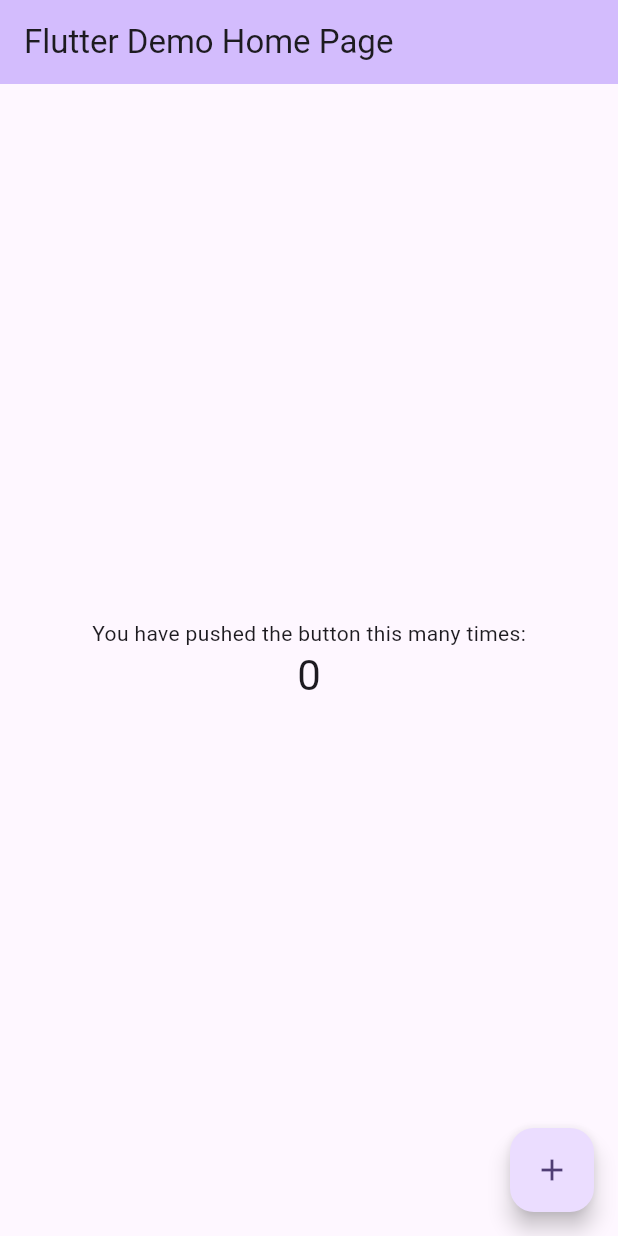
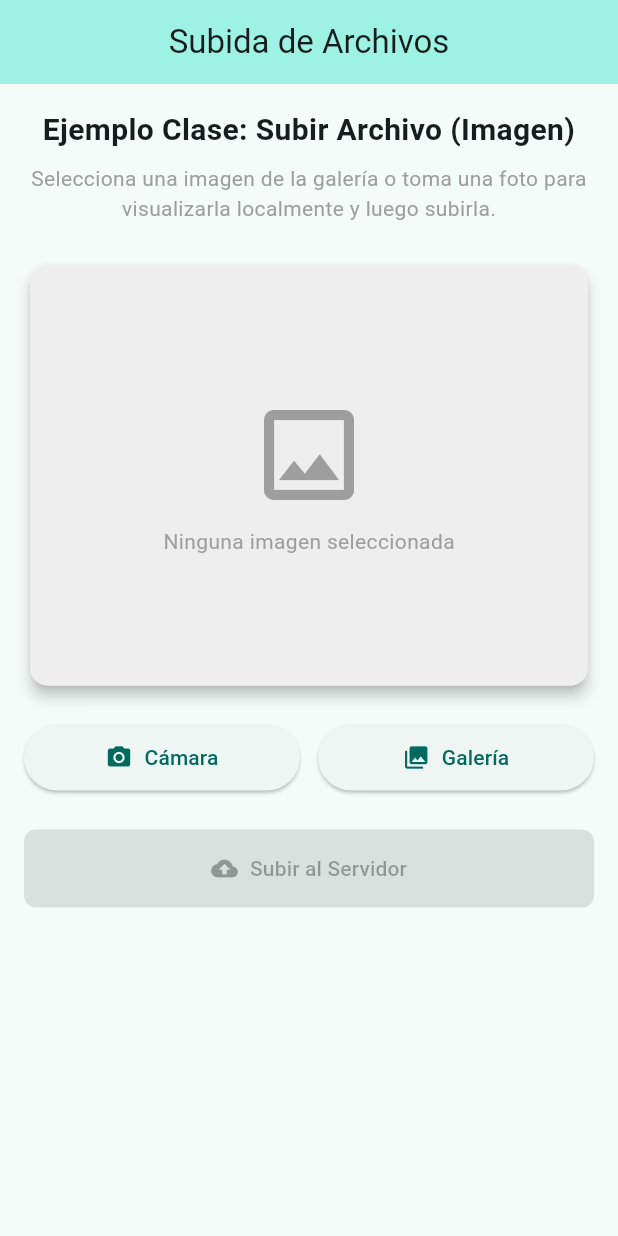
Before and after one commit to richardmijo/s11_20260410_archivos, a Flutter app: the screen it shows after launch, on a phone screen of 412 x 824 dp. Run offline on Flutter 3.47's test engine with Material 3 defaults, Android fonts, the phone set to English and light mode, and no system bars; our stand-ins replace image_picker.

Commit message:
App subir imagen

```diff
--- a/lib/main.dart
+++ b/lib/main.dart
@@ -1,4 +1,5 @@
 import 'package:flutter/material.dart';
+import 'screens/upload_screen.dart';
 
 void main() {
   runApp(const MyApp());
@@ -7,116 +8,19 @@ void main() {
 class MyApp extends StatelessWidget {
   const MyApp({super.key});
 
-  // This widget is the root of your application.
   @override
   Widget build(BuildContext context) {
     return MaterialApp(
-      title: 'Flutter Demo',
+      title: 'Ejemplo de Archivos en Flutter',
+      debugShowCheckedModeBanner: false,
       theme: ThemeData(
-        // This is the theme of your application.
-        //
-        // TRY THIS: Try running your application with "flutter run". You'll see
-        // the application has a purple toolbar. Then, without quitting the app,
-        // try changing the seedColor in the colorScheme below to Colors.green
-        // and then invoke "hot reload" (save your changes or press the "hot
-        // reload" button in a Flutter-supported IDE, or press "r" if you used
-        // the command line to start the app).
-        //
-        // Notice that the counter didn't reset back to zero; the application
-        // state is not lost during the reload. To reset the state, use hot
-        // restart instead.
-        //
-        // This works for code too, not just values: Most code changes can be
-        // tested with just a hot reload.
-        colorScheme: .fromSeed(seedColor: Colors.deepPurple),
+        colorScheme: ColorScheme.fromSeed(
+          seedColor: Colors.teal,
+          brightness: Brightness.light,
+        ),
+        useMaterial3: true,
       ),
-      home: const MyHomePage(title: 'Flutter Demo Home Page'),
+      home: const UploadScreen(),
     );
   }
 }
-
-class MyHomePage extends StatefulWidget {
-  const MyHomePage({super.key, required this.title});
-
-  // This widget is the home page of your application. It is stateful, meaning
-  // that it has a State object (defined below) that contains fields that affect
-  // how it looks.
-
-  // This class is the configuration for the state. It holds the values (in this
-  // case the title) provided by the parent (in this case the App widget) and
-  // used by the build method of the State. Fields in a Widget subclass are
-  // always marked "final".
-
-  final String title;
-
-  @override
-  State<MyHomePage> createState() => _MyHomePageState();
-}
-
-class _MyHomePageState extends State<MyHomePage> {
-  int _counter = 0;
-
-  void _incrementCounter() {
-    setState(() {
-      // This call to setState tells the Flutter framework that something has
-      // changed in this State, which causes it to rerun the build method below
-      // so that the display can reflect the updated values. If we changed
-      // _counter without calling setState(), then the build method would not be
-      // called again, and so nothing would appear to happen.
-      _counter++;
-    });
-  }
-
-  @override
-  Widget build(BuildContext context) {
-    // This method is rerun every time setState is called, for instance as done
-    // by the _incrementCounter method above.
-    //
-    // The Flutter framework has been optimized to make rerunning build methods
-    // fast, so that you can just rebuild anything that needs updating rather
-    // than having to individually change instances of widgets.
-    return Scaffold(
-      appBar: AppBar(
-        // TRY THIS: Try changing the color here to a specific color (to
-        // Colors.amber, perhaps?) and trigger a hot reload to see the AppBar
-        // change color while the other colors stay the same.
-        backgroundColor: Theme.of(context).colorScheme.inversePrimary,
-        // Here we take the value from the MyHomePage object that was created by
-        // the App.build method, and use it to set our appbar title.
-        title: Text(widget.title),
-      ),
-      body: Center(
-        // Center is a layout widget. It takes a single child and positions it
-        // in the middle of the parent.
-        child: Column(
-          // Column is also a layout widget. It takes a list of children and
-          // arranges them vertically. By default, it sizes itself to fit its
-          // children horizontally, and tries to be as tall as its parent.
-          //
-          // Column has various properties to control how it sizes itself and
-          // how it positions its children. Here we use mainAxisAlignment to
-          // center the children vertically; the main axis here is the vertical
-          // axis because Columns are vertical (the cross axis would be
-          // horizontal).
-          //
-          // TRY THIS: Invoke "debug painting" (choose the "Toggle Debug Paint"
-          // action in the IDE, or press "p" in the console), to see the
-          // wireframe for each widget.
-          mainAxisAlignment: .center,
-          children: [
-            const Text('You have pushed the button this many times:'),
-            Text(
-              '$_counter',
-              style: Theme.of(context).textTheme.headlineMedium,
-            ),
-          ],
-        ),
-      ),
-      floatingActionButton: FloatingActionButton(
-        onPressed: _incrementCounter,
-        tooltip: 'Increment',
-        child: const Icon(Icons.add),
-      ),
-    );
-  }
-}
--- /dev/null
+++ b/lib/screens/upload_screen.dart
@@ -0,0 +1,362 @@
+import 'dart:convert';
+import 'dart:io';
+import 'package:flutter/material.dart';
+import 'package:image_picker/image_picker.dart';
+import '../services/upload_service.dart';
+
+class UploadScreen extends StatefulWidget {
+  const UploadScreen({super.key});
+
+  @override
+  State<UploadScreen> createState() => _UploadScreenState();
+}
+
+class _UploadScreenState extends State<UploadScreen> {
+  // Instancias del selector de imágenes y del servicio de subida
+  final ImagePicker _picker = ImagePicker();
+  final UploadService _uploadService = UploadService();
+
+  // Variables de estado
+  XFile? _selectedImage;
+  bool _isUploading = false;
+  Map<String, dynamic>? _serverResponse;
+  String? _uploadedImageUrl;
+
+  /// Método para seleccionar una imagen (cámara o galería)
+  Future<void> _pickImage(ImageSource source) async {
+    try {
+      final XFile? image = await _picker.pickImage(
+        source: source,
+        imageQuality: 85, // Optimización de tamaño de imagen
+      );
+
+      if (image != null) {
+        setState(() {
+          _selectedImage = image;
+          _serverResponse = null; // Limpiar respuesta previa
+          _uploadedImageUrl = null; // Limpiar URL previa al cambiar imagen
+        });
+
+        ScaffoldMessenger.of(context).showSnackBar(
+          const SnackBar(
+            content: Text('Imagen seleccionada con éxito'),
+            backgroundColor: Colors.green,
+          ),
+        );
+      }
+    } catch (e) {
+      print('Error al seleccionar imagen: $e');
+      ScaffoldMessenger.of(context).showSnackBar(
+        SnackBar(
+          content: Text('Error al seleccionar la imagen: $e'),
+          backgroundColor: Colors.red,
+        ),
+      );
+    }
+  }
+
+  /// Método para subir la imagen seleccionada al servidor
+  Future<void> _uploadImage() async {
+    if (_selectedImage == null) return;
+
+    setState(() {
+      _isUploading = true;
+      _serverResponse = null;
+    });
+
+    final response = await _uploadService.uploadImage(_selectedImage!.path);
+
+    setState(() {
+      _isUploading = false;
+      _serverResponse = response;
+      if (response != null) {
+        // Obtenemos la URL devuelta por el servidor (o simulamos una de Lorem Picsum si no existe la llave)
+        _uploadedImageUrl = response['url'] ?? response['location'] ?? 'https://picsum.photos/id/237/800/600';
+      }
+    });
+
+    if (response != null) {
+      ScaffoldMessenger.of(context).showSnackBar(
+        const SnackBar(
+          content: Text('¡Archivo subido exitosamente al servidor!'),
+          backgroundColor: Colors.green,
+        ),
+      );
+    } else {
+      ScaffoldMessenger.of(context).showSnackBar(
+        const SnackBar(
+          content: Text('Error al subir el archivo al servidor'),
+          backgroundColor: Colors.red,
+        ),
+      );
+    }
+  }
+
+  @override
+  Widget build(BuildContext context) {
+    return Scaffold(
+      appBar: AppBar(
+        title: const Text('Subida de Archivos'),
+        centerTitle: true,
+        backgroundColor: Theme.of(context).colorScheme.primaryContainer,
+      ),
+      body: SingleChildScrollView(
+        padding: const EdgeInsets.all(16.0),
+        child: Column(
+          crossAxisAlignment: CrossAxisAlignment.stretch,
+          children: [
+            // 1. Cabecera explicativa para clase
+            const Text(
+              'Ejemplo Clase: Subir Archivo (Imagen)',
+              style: TextStyle(
+                fontSize: 20,
+                fontWeight: FontWeight.bold,
+              ),
+              textAlign: TextAlign.center,
+            ),
+            const SizedBox(height: 8),
+            const Text(
+              'Selecciona una imagen de la galería o toma una foto para visualizarla localmente y luego subirla.',
+              style: TextStyle(color: Colors.grey),
+              textAlign: TextAlign.center,
+            ),
+            const SizedBox(height: 24),
+
+            // 2. Área de previsualización de la imagen
+            Card(
+              elevation: 4,
+              shape: RoundedRectangleBorder(
+                borderRadius: BorderRadius.circular(12),
+              ),
+              child: Container(
+                height: 280,
+                decoration: BoxDecoration(
+                  color: Colors.grey[200],
+                  borderRadius: BorderRadius.circular(12),
+                ),
+                child: _uploadedImageUrl != null
+                    ? Stack(
+                        children: [
+                          ClipRRect(
+                            borderRadius: BorderRadius.circular(12),
+                            child: Image.network(
+                              _uploadedImageUrl!,
+                              fit: BoxFit.cover,
+                              width: double.infinity,
+                              height: double.infinity,
+                              loadingBuilder: (context, child, loadingProgress) {
+                                if (loadingProgress == null) return child;
+                                return const Center(child: CircularProgressIndicator());
+                              },
+                              errorBuilder: (context, error, stackTrace) {
+                                return const Center(
+                                  child: Column(
+                                    mainAxisAlignment: MainAxisAlignment.center,
+                                    children: [
+                                      Icon(Icons.error_outline, color: Colors.red, size: 48),
+                                      SizedBox(height: 8),
+                                      Text('Error al cargar la imagen desde la URL'),
+                                    ],
+                                  ),
+                                );
+                              },
+                            ),
+                          ),
+                          Positioned(
+                            top: 8,
+                            right: 8,
+                            child: Container(
+                              padding: const EdgeInsets.symmetric(horizontal: 10, vertical: 4),
+                              decoration: BoxDecoration(
+                                color: Colors.green.withOpacity(0.85),
+                                borderRadius: BorderRadius.circular(20),
+                              ),
+                              child: const Row(
+                                mainAxisSize: MainAxisSize.min,
+                                children: [
+                                  Icon(Icons.cloud_done, color: Colors.white, size: 16),
+                                  SizedBox(width: 4),
+                                  Text(
+                                    'Desde URL (Servidor)',
+                                    style: TextStyle(color: Colors.white, fontSize: 12, fontWeight: FontWeight.bold),
+                                  ),
+                                ],
+                              ),
+                            ),
+                          ),
+                        ],
+                      )
+                    : _selectedImage != null
+                        ? Stack(
+                            children: [
+                              ClipRRect(
+                                borderRadius: BorderRadius.circular(12),
+                                child: Image.file(
+                                  File(_selectedImage!.path),
+                                  fit: BoxFit.cover,
+                                  width: double.infinity,
+                                  height: double.infinity,
+                                ),
+                              ),
+                              Positioned(
+                                top: 8,
+                                right: 8,
+                                child: Container(
+                                  padding: const EdgeInsets.symmetric(horizontal: 10, vertical: 4),
+                                  decoration: BoxDecoration(
+                                    color: Colors.orange.withOpacity(0.85),
+                                    borderRadius: BorderRadius.circular(20),
+                                  ),
+                                  child: const Row(
+                                    mainAxisSize: MainAxisSize.min,
+                                    children: [
+                                      Icon(Icons.insert_drive_file, color: Colors.white, size: 16),
+                                      SizedBox(width: 4),
+                                      Text(
+                                        'Vista Local',
+                                        style: TextStyle(color: Colors.white, fontSize: 12, fontWeight: FontWeight.bold),
+                                      ),
+                                    ],
+                                  ),
+                                ),
+                              ),
+                            ],
+                          )
+                        : const Column(
+                            mainAxisAlignment: MainAxisAlignment.center,
+                            children: [
+                              Icon(
+                                Icons.image_outlined,
+                                size: 80,
+                                color: Colors.grey,
+                              ),
+                              SizedBox(height: 8),
+                              Text(
+                                'Ninguna imagen seleccionada',
+                                style: TextStyle(color: Colors.grey),
+                              ),
+                            ],
+                          ),
+              ),
+            ),
+            const SizedBox(height: 20),
+
+            // Mostrar URL pública seleccionable si ya se subió
+            if (_uploadedImageUrl != null) ...[
+              Text(
+                'URL pública de la imagen (Servidor):',
+                style: TextStyle(
+                  fontWeight: FontWeight.bold,
+                  fontSize: 14,
+                  color: Theme.of(context).colorScheme.primary,
+                ),
+              ),
+              const SizedBox(height: 4),
+              SelectableText(
+                _uploadedImageUrl!,
+                style: const TextStyle(
+                  color: Colors.blue,
+                  decoration: TextDecoration.underline,
+                  fontStyle: FontStyle.italic,
+                ),
+              ),
+              const SizedBox(height: 16),
+            ],
+
+            // 3. Botones para Seleccionar Imagen (Origen)
+            Row(
+              children: [
+                Expanded(
+                  child: ElevatedButton.icon(
+                    onPressed: () => _pickImage(ImageSource.camera),
+                    icon: const Icon(Icons.camera_alt),
+                    label: const Text('Cámara'),
+                    style: ElevatedButton.styleFrom(
+                      padding: const EdgeInsets.symmetric(vertical: 12),
+                    ),
+                  ),
+                ),
+                const SizedBox(width: 12),
+                Expanded(
+                  child: ElevatedButton.icon(
+                    onPressed: () => _pickImage(ImageSource.gallery),
+                    icon: const Icon(Icons.photo_library),
+                    label: const Text('Galería'),
+                    style: ElevatedButton.styleFrom(
+                      padding: const EdgeInsets.symmetric(vertical: 12),
+                    ),
+                  ),
+                ),
+              ],
+            ),
+            const SizedBox(height: 24),
+
+            // 4. Botón de Subida
+            if (_isUploading)
+              const Center(
+                child: Column(
+                  children: [
+                    CircularProgressIndicator(),
+                    SizedBox(height: 12),
+                    Text('Subiendo archivo al servidor...'),
+                  ],
+                ),
+              )
+            else
+              ElevatedButton.icon(
+                onPressed: _selectedImage != null ? _uploadImage : null,
+                icon: const Icon(Icons.cloud_upload),
+                label: const Text('Subir al Servidor'),
+                style: ElevatedButton.styleFrom(
+                  backgroundColor: Theme.of(context).colorScheme.primary,
+                  foregroundColor: Theme.of(context).colorScheme.onPrimary,
+                  padding: const EdgeInsets.symmetric(vertical: 16),
+                  shape: RoundedRectangleBorder(
+                    borderRadius: BorderRadius.circular(8),
+                  ),
+                ),
+              ),
+
+            // 5. Mostrar la respuesta de httpbin.org si existe
+            if (_serverResponse != null) ...[
+              const SizedBox(height: 24),
+              const Divider(),
+              const SizedBox(height: 12),
+              const Text(
+                'Respuesta del Servidor (Echo):',
+                style: TextStyle(
+                  fontWeight: FontWeight.bold,
+                  fontSize: 16,
+                  color: Colors.green,
+                ),
+              ),
+              const SizedBox(height: 8),
+              Container(
+                padding: const EdgeInsets.all(12),
+                decoration: BoxDecoration(
+                  color: Colors.grey[900],
+                  borderRadius: BorderRadius.circular(8),
+                ),
+                child: SingleChildScrollView(
+                  scrollDirection: Axis.horizontal,
+                  child: Text(
+                    const JsonEncoder.withIndent('  ').convert({
+                      'headers': _serverResponse!['headers'],
+                      'files': _serverResponse!['files'], // Aquí se ve el archivo recibido
+                      'form': _serverResponse!['form'],   // Aquí se ven los parámetros extras
+                    }),
+                    style: const TextStyle(
+                      fontFamily: 'monospace',
+                      fontSize: 12,
+                      color: Colors.lightGreenAccent,
+                    ),
+                  ),
+                ),
+              ),
+            ],
+          ],
+        ),
+      ),
+    );
+  }
+}
--- /dev/null
+++ b/lib/services/upload_service.dart
@@ -0,0 +1,29 @@
+class UploadService {
+  /// Sube un archivo de imagen al servidor.
+  /// [filePath] es la ruta local del archivo en el dispositivo.
+  ///
+  /// TODO: Implementar esta lógica con los estudiantes en clase usando la librería 'dio'.
+  Future<Map<String, dynamic>?> uploadImage(String filePath) async {
+    print('Simulación de subida iniciada (Dio) para: $filePath');
+
+    // Simulamos un retraso de red de 2 segundos para ver el spinner de carga en la UI.
+    await Future.delayed(const Duration(seconds: 2));
+
+    // Retornamos una respuesta simulada con la estructura que se espera ver en pantalla.
+    // Esto evita errores en la UI antes de implementar la llamada real con Dio.
+    return {
+      'headers': {
+        'Content-Type': 'multipart/form-data; boundary=...',
+        'User-Agent': 'Flutter Class Client (Simulated - Dio)'
+      },
+      'files': {
+        'file': filePath.split('/').last, // Nombre del archivo simulado
+      },
+      'url': 'https://picsum.photos/id/237/800/600', // URL simulada de red para visualización
+      'form': {
+        'description': 'Simulado - Implementar Dio FormData en clase',
+        'uploaded_at': DateTime.now().toIso8601String(),
+      }
+    };
+  }
+}
--- a/pubspec.yaml
+++ b/pubspec.yaml
@@ -34,6 +34,8 @@ dependencies:
   # The following adds the Cupertino Icons font to your application.
   # Use with the CupertinoIcons class for iOS style icons.
   cupertino_icons: ^1.0.8
+  image_picker: ^1.2.3
+  dio: ^5.10.0
 
 dev_dependencies:
   flutter_test:
```
Also changed, not shown: pubspec.lock, 8 other files.
